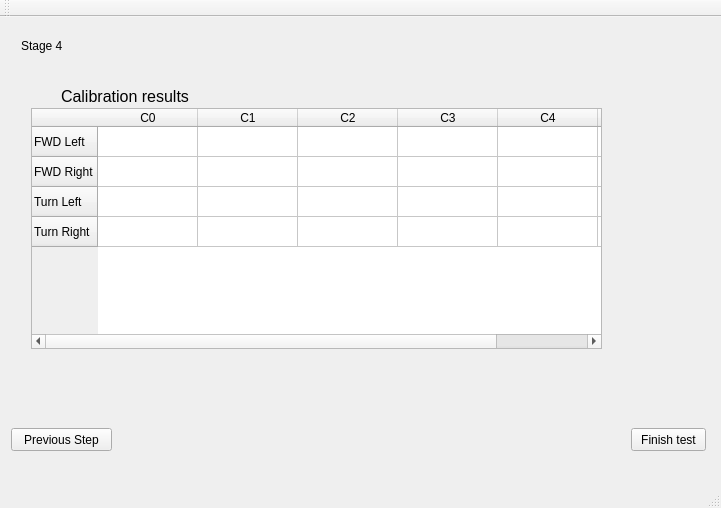
Old version of the form uvispace/uvigui/tools/fuzzy_controller_calib/fuzzy_interface.ui in the repository UviDTE-UviSpace/uvispace-main-controller.
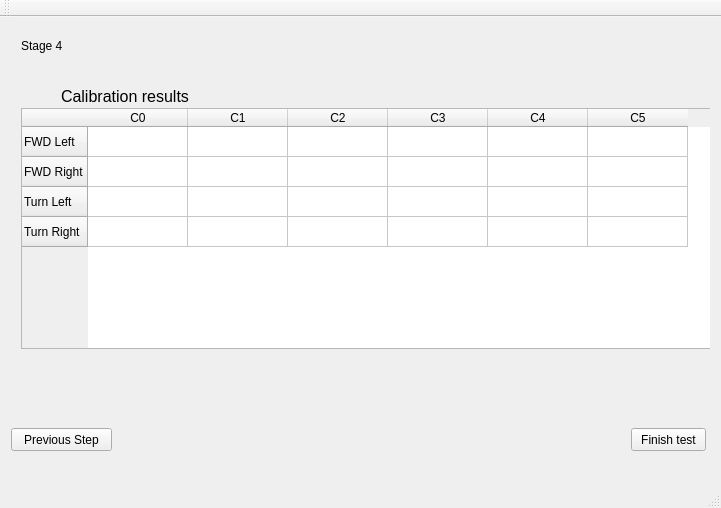
New version of the form. The open tabs and pages were chosen to show the change. Icons and pictures are not drawn.

Commit message: Adapted gui to work with new uvispace

Diff of the .ui file:
```diff
--- a/uvispace/uvigui/tools/fuzzy_controller_calib/fuzzy_interface.ui
+++ b/uvispace/uvigui/tools/fuzzy_controller_calib/fuzzy_interface.ui
@@ -10,6 +10,12 @@
     <height>508</height>
    </rect>
   </property>
+  <property name="maximumSize">
+   <size>
+    <width>722</width>
+    <height>509</height>
+   </size>
+  </property>
   <property name="windowTitle">
    <string>proba</string>
   </property>
@@ -373,9 +379,9 @@
        <widget class="QTableWidget" name="tableWidget">
         <property name="geometry">
          <rect>
-          <x>20</x>
+          <x>10</x>
           <y>80</y>
-          <width>571</width>
+          <width>691</width>
           <height>241</height>
          </rect>
         </property>
```
Left out of the diff: 12 changed lines with no effect on the pictures. The commit also changes 3 other files.
